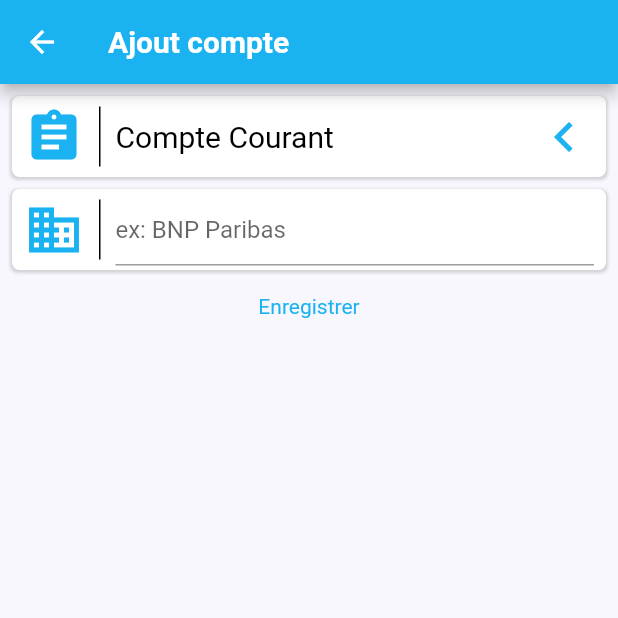
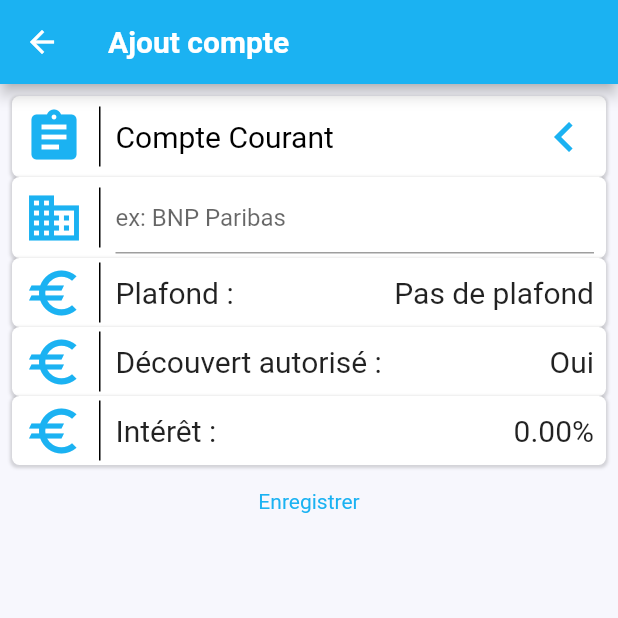
Before and after one commit to KozlovAntoine/budjet-app, a Flutter app: the screen it shows after launch, after a tap on the "add circle" icon, on a phone screen of 412 x 824 dp, the top half of it. Run offline on Flutter 3.47's test engine with Material 2 defaults, Android fonts, the phone set to English and light mode, and no system bars; our stand-ins replace dotted_border.

Commit message:
Ajout entrées dans ajout comptes

```diff
--- a/lib/classes/Livret.dart
+++ b/lib/classes/Livret.dart
@@ -1,6 +1,6 @@
 class Livret {
   final String name;
-  final double? interet;
+  final double interet;
   final double? plafond;
   final bool decouvert;
 
--- a/lib/pages/add/PageAddCompte.dart
+++ b/lib/pages/add/PageAddCompte.dart
@@ -44,33 +44,37 @@ class PageAddCompteState extends State<PageAddCompte> {
             children: [
               _carte(
                 Icons.assignment,
-                Expanded(
-                  child: _listeCompte(),
+                _listeCompte(),
               ),
-              ),
-              SizedBox(height: 8),
               _carte(
                 Icons.business,
-                Expanded(
-                  child: TextFormField(
-                    controller: banqueController,
-                    decoration: InputDecoration(
-                      hintText: 'ex: BNP Paribas',
+                _fieldWithEntry(banqueController, "ex: BNP Paribas",
+                    "Entrer le nom de votre banque"),
               ),
-                    validator: (value) {
-                      if (value == null || value.isEmpty) {
-                        return 'Please enter some text';
-                      }
-                      return null;
-                    },
+              _carte(
+                Icons.euro,
+                _fieldWithTextBothSide(
+                    "Plafond",
+                    livretSelection.plafond != null
+                        ? livretSelection.plafond!.toStringAsFixed(0) + "€"
+                        : "Pas de plafond"),
               ),
+              _carte(
+                Icons.euro,
+                _fieldWithTextBothSide("Découvert autorisé",
+                    livretSelection.decouvert ? "Oui" : "Non"),
               ),
+              _carte(
+                Icons.euro,
+                _fieldWithTextBothSide("Intérêt",
+                    livretSelection.interet.toStringAsFixed(2) + "%"),
               ),
               TextButton(
                 onPressed: () {
                   Snack(context, livretSelection.name);
                 },
-                  child: Text('Enregistrer'))
+                child: Text('Enregistrer'),
+              ),
             ],
           ),
         ),
@@ -111,6 +115,38 @@ class PageAddCompteState extends State<PageAddCompte> {
     );
   }
 
+  _fieldWithEntry(TextEditingController controller, String hint, String error) {
+    return TextFormField(
+      controller: controller,
+      decoration: InputDecoration(
+        hintText: hint,
+      ),
+      validator: (value) {
+        if (value == null || value.isEmpty) {
+          return error;
+        }
+        return null;
+      },
+    );
+  }
+
+  _fieldWithTextBothSide(String text1, String text2) {
+    return Row(
+      crossAxisAlignment: CrossAxisAlignment.start,
+      mainAxisAlignment: MainAxisAlignment.spaceBetween,
+      children: [
+        Text(
+          text1 + " :",
+          style: TextStyle(fontFamily: 'Roboto', fontSize: 20),
+        ),
+        Text(
+          text2,
+          style: TextStyle(fontFamily: 'Roboto', fontSize: 20),
+        ),
+      ],
+    );
+  }
+
   _carte(IconData icon, Widget main) {
     return Container(
       padding: EdgeInsets.only(left: 8, right: 8, top: 3, bottom: 3),
@@ -124,7 +160,7 @@ class PageAddCompteState extends State<PageAddCompte> {
             color: Colors.black,
           ),
           SizedBox(width: 10),
-          main,
+          Expanded(child: main),
         ],
       ),
       decoration: BoxDecoration(
--- a/lib/pages/main/PageCategories.dart
+++ b/lib/pages/main/PageCategories.dart
@@ -25,6 +25,7 @@ class _PageCategoriesState extends State<PageCategories> {
         ),
       ),
       body: ListView(
+        padding: EdgeInsets.fromLTRB(8.0, 8.0, 8.0, 0),
         children: [
           CategorieCard(
             categorie: Categorie(
--- a/lib/pages/main/PageTransactions.dart
+++ b/lib/pages/main/PageTransactions.dart
@@ -27,6 +27,7 @@ class _PageTransactionState extends State<PageTransaction> {
         ),
       ),
       body: ListView(
+        padding: EdgeInsets.fromLTRB(8.0, 8.0, 8.0, 0),
         children: [
           TransactionCard(
             compte: Compte(
--- a/lib/views/cards/CompteCard.dart
+++ b/lib/views/cards/CompteCard.dart
@@ -11,14 +11,17 @@ class ComptesCard extends StatelessWidget {
   @override
   Widget build(BuildContext context) {
     return Card(
+      shape: RoundedRectangleBorder(
+        borderRadius: BorderRadius.circular(10.0),
+      ),
       child: Container(
         //Container that does the shadow
         decoration: BoxDecoration(
           color: Colors.white,
-          borderRadius: BorderRadius.circular(5),
+          borderRadius: BorderRadius.circular(10),
           boxShadow: [
             BoxShadow(
-              color: Colors.black.withOpacity(0.15),
+              color: Colors.black.withOpacity(0.25),
               spreadRadius: 1,
               blurRadius: 1,
               offset: Offset(0, 1), // changes position of shadow
```
Also changed, not shown: lib/views/cards/CategorieCard.dart (+5 -2 lines), lib/views/cards/TransactionCard.dart (+5 -2 lines), lib/views/cards/VirementCard.dart (+5 -2 lines). Lines whose indentation alone changed are shown as unchanged.
